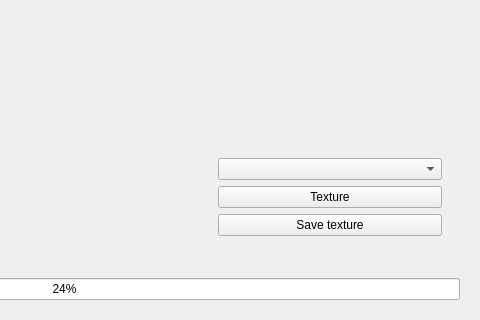
The window that src/texture.ui (martin-samouiller/PCLKinect) describes before a commit, drawn with Qt 5; both pictures show x 351 to 831 and y 228 to 548 of the 831 by 548 pixel window.
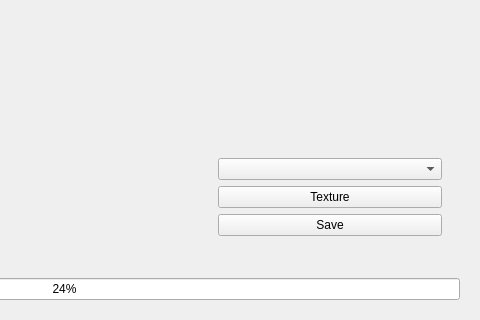
The same window after the commit. Custom widgets are drawn as their Qt base class.

The edit to the form file:
```diff
--- a/src/texture.ui
+++ b/src/texture.ui
@@ -89,7 +89,7 @@
             <item>
              <widget class="QPushButton" name="btn_saveTexture">
               <property name="text">
-               <string>Save texture</string>
+               <string>Save</string>
               </property>
              </widget>
             </item>
```
